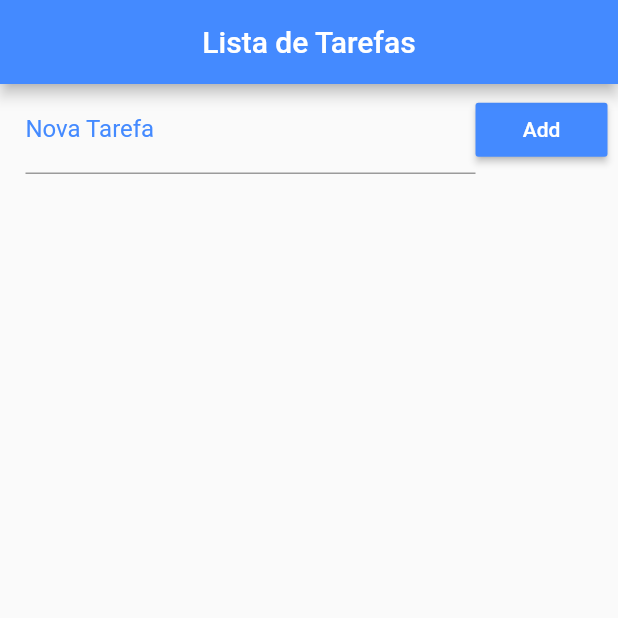
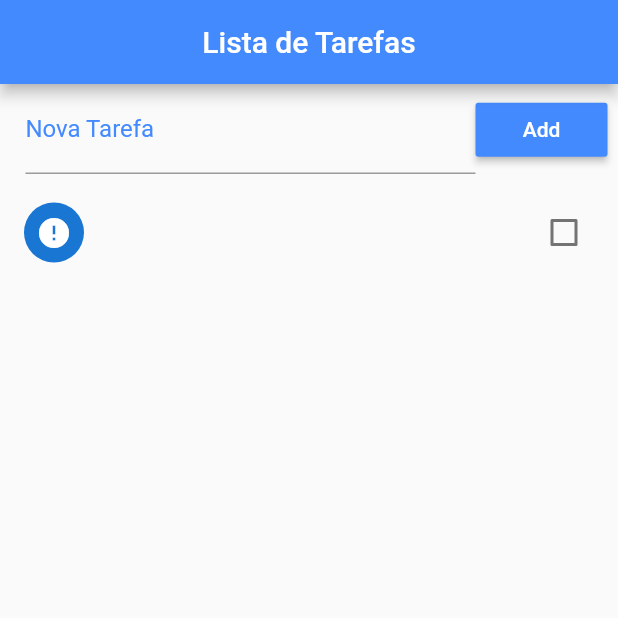
Before and after one commit to brenoos/todo-list, a Flutter app: the screen it shows after launch, after a tap on "Add", on a phone screen of 412 x 824 dp, the top half of it. Run offline on Flutter 3.47's test engine with Material 2 defaults, Android fonts, the phone set to English and light mode, and no system bars.

Commit message:
Adding tasks and checking

```diff
--- a/lib/main.dart
+++ b/lib/main.dart
@@ -21,6 +21,18 @@ class Home extends StatefulWidget {
 class _HomeState extends State<Home> {
   List _toDoList = [];
 
+  final _textController = TextEditingController();
+
+  void _addTodo() {
+    setState(() {
+      Map<String, dynamic> newTodo = Map();
+      newTodo["title"] = _textController.text;
+      _textController.text = "";
+      newTodo["ok"] = false;
+      _toDoList.add(newTodo);
+    });
+  }
+
   @override
   Widget build(BuildContext context) {
     return Scaffold(
@@ -43,17 +55,40 @@ class _HomeState extends State<Home> {
                         color: Colors.blueAccent,
                       ),
                     ),
+                    controller: _textController,
                   ),
                 ),
                 RaisedButton(
                   color: Colors.blueAccent,
                   child: Text('Add'),
                   textColor: Colors.white,
-                  onPressed: () {},
+                  onPressed: _addTodo,
                 ),
               ],
             ),
           ),
+          Expanded(
+            child: ListView.builder(
+              padding: EdgeInsets.only(top: 10.0),
+              itemCount: _toDoList.length,
+              itemBuilder: (context, index) {
+                return CheckboxListTile(
+                  title: Text(_toDoList[index]["title"]),
+                  value: _toDoList[index]["ok"],
+                  secondary: CircleAvatar(
+                    child: Icon(
+                      _toDoList[index]["ok"] ? Icons.check : Icons.error,
+                    ),
+                  ),
+                  onChanged: (checked) {
+                    setState(() {
+                      _toDoList[index]["ok"] = checked;
+                    });
+                  },
+                );
+              },
+            ),
+          )
         ],
       ),
     );
```
